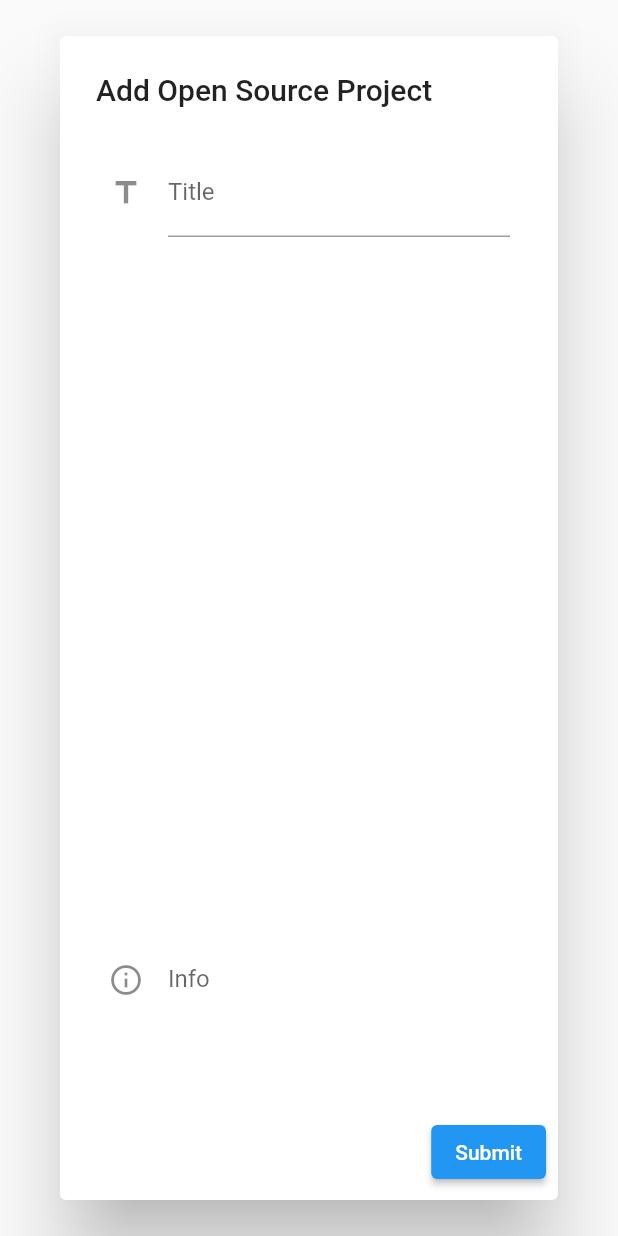
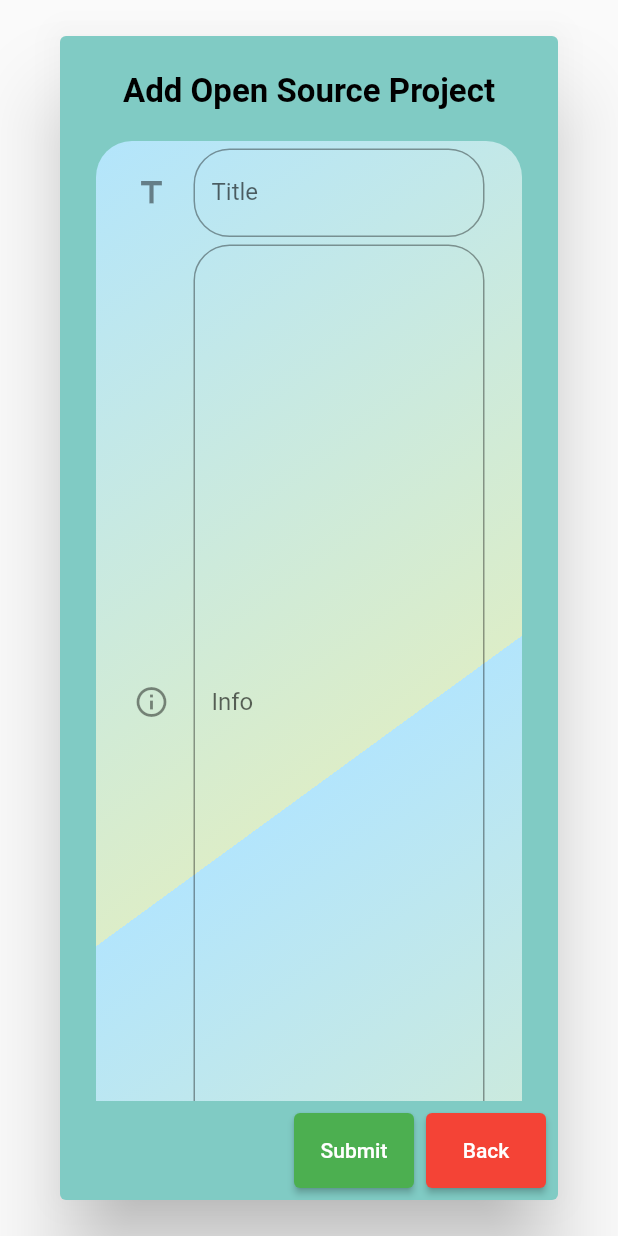
Before and after one commit to yossiy123/OPSClient, a Flutter app: the AddProjectDialog widget shown alone on an empty page, opened directly, on a phone screen of 412 x 824 dp. Run offline on Flutter 3.47's test engine with Material 2 defaults, Android fonts, the phone set to English and light mode, and no system bars; our stand-ins replace google_fonts; missing offline and left inert: dart:html, focus_widget; network calls fail; Roboto replaces fonts that are missing (Redressed).

Commit message:
add project dialog design

```diff
--- a/lib/Dialogs/AddProjectDialog.dart
+++ b/lib/Dialogs/AddProjectDialog.dart
@@ -1,4 +1,7 @@
+import 'dart:html';
+
 import 'package:flutter/material.dart';
+import 'package:google_fonts/google_fonts.dart';
 
 class AddProjectDialog extends StatelessWidget {
   const AddProjectDialog({
@@ -7,43 +10,89 @@ class AddProjectDialog extends StatelessWidget {
 
   @override
   Widget build(BuildContext context) {
-    return AlertDialog(
+    return ButtonBarTheme(
+      data: ButtonBarThemeData(alignment: MainAxisAlignment.center),
+      child: AlertDialog(
+        backgroundColor: Colors.teal[200],
         scrollable: true,
-      title: Text("Add Open Source Project"),
-      content: Padding(
-        padding: const EdgeInsets.all(8),
-        child: Form(
+        title: Center(
+          child: Text("Add Open Source Project",
+              style: GoogleFonts.redressed(
+                  fontSize: 22,
+                  color: Colors.black,
+                  fontWeight: FontWeight.bold)),
+        ),
+        content: Form(
           child: Container(
+            padding: EdgeInsets.symmetric(
+                horizontal: 25), // for padding the textfields
+            decoration: BoxDecoration(
+              borderRadius: BorderRadius.circular(24),
+              gradient: LinearGradient(
+                begin: Alignment.topLeft,
+                end: Alignment(
+                    0.8, 0.0), // 10% of the width, so there are ten blinds.
+                colors: [
+                  Colors.lightBlue[100],
+                  Colors.lightGreen[100]
+                ], // red to yellow
+                tileMode: TileMode.repeated,
+              ),
+            ),
             width: MediaQuery.of(context).size.width * 0.70,
             child: Column(children: [
+              SizedBox(
+                height: 5,
+              ),
               TextFormField(
                 onChanged: (value) {
                   // get name
                 },
                 decoration: InputDecoration(
-                    labelText: "Title", icon: Icon(Icons.title)),
+                    border: OutlineInputBorder(
+                        borderRadius: BorderRadius.circular(24)),
+                    labelText: "Title",
+                    icon: Icon(Icons.title)),
+              ),
+              SizedBox(
+                height: 5,
               ),
               TextFormField(
                 onChanged: (value) {
-                  // get
+                  // get description
                 },
-                maxLines: 50,
+                maxLines: 30,
+                maxLength: 1000,
                 decoration: InputDecoration(
-                    labelText: "Info", icon: Icon(Icons.info_outline)),
+                    border: OutlineInputBorder(
+                        borderRadius: BorderRadius.circular(24)),
+                    labelText: "Info",
+                    icon: Icon(Icons.info_outline)),
               ),
             ]),
           ),
         ),
-      ),
         actions: [
           ElevatedButton(
+              style: ElevatedButton.styleFrom(
+                  primary: Colors.green, minimumSize: Size(80, 50)),
               child: Text("Submit"),
               onPressed: () {
                 // your code
 
                 Navigator.pop(context);
-            })
+              }),
+          ElevatedButton(
+              style: ElevatedButton.styleFrom(
+                  primary: Colors.red, minimumSize: Size(80, 50)),
+              child: Text("Back"),
+              onPressed: () {
+                // your code
+
+                Navigator.pop(context);
+              }),
         ],
+      ),
     );
   }
 }
```
Lines whose indentation alone changed are shown as unchanged.
